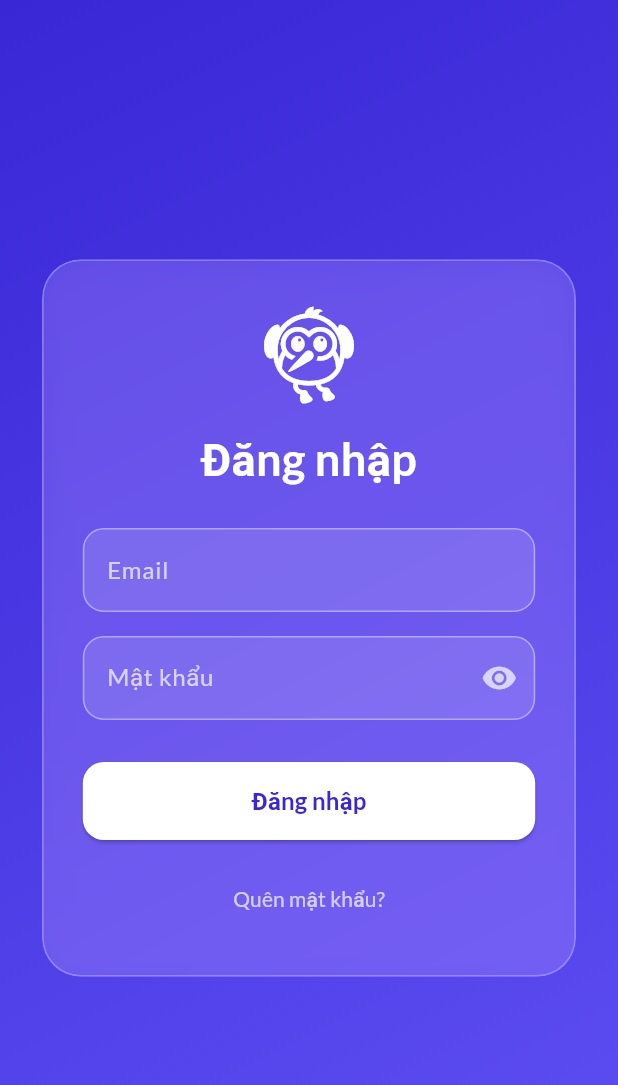
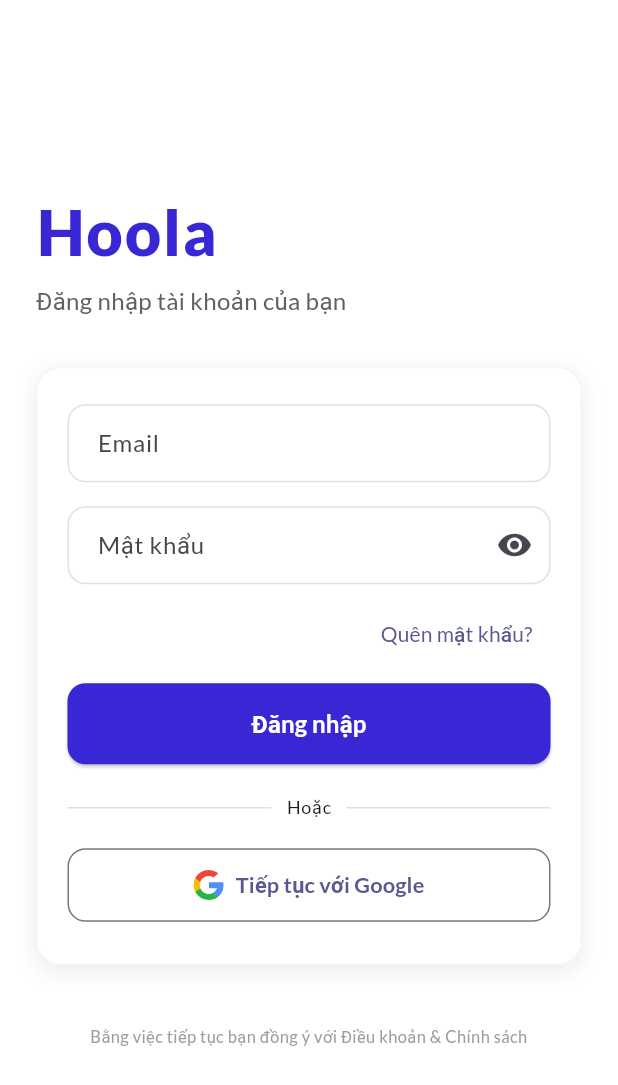
Before and after one commit to npnamdev/flutter-hoola-app-demo, a Flutter app: the screen it shows after launch, on a phone screen of 412 x 824 dp. Shown: the top 1085 px of the screen. Run offline on Flutter 3.47's test engine with Material 3 defaults, Android fonts, the phone set to English and light mode, and no system bars; our stand-ins replace flutter_lucide, flutter_riverpod, flutter_svg, go_router, google_fonts, iconsax_flutter and 1 more.

Commit message:
update login

```diff
--- a/lib/core/constants/app_svg_icons.dart
+++ b/lib/core/constants/app_svg_icons.dart
@@ -17,13 +17,20 @@ class AppSvgIcons {
       '''<svg xmlns="http://www.w3.org/2000/svg" width="200" height="200" viewBox="0 0 24 24" fill="#000000"><g fill="#000000"><path d="M12.75 6a.75.75 0 0 0-1.5 0v4a.75.75 0 0 0 1.5 0V6Z"/><path fill-rule="evenodd" d="M4.25 9a7.75 7.75 0 1 1 15.5 0v.704c0 .697.206 1.378.593 1.958l1.148 1.723c1.334 2 .316 4.718-2.003 5.35c-.755.206-1.517.38-2.284.523l-.002.005c-.769 2.052-2.824 3.487-5.202 3.487s-4.433-1.435-5.202-3.487l-.002-.005a28.47 28.47 0 0 1-2.284-.523c-2.319-.632-3.337-3.35-2.003-5.35l1.148-1.723a3.53 3.53 0 0 0 .593-1.958V9Zm4.373 10.537a28.46 28.46 0 0 0 6.753 0c-.71 1.021-1.947 1.713-3.376 1.713c-1.429 0-2.666-.692-3.377-1.713ZM12 2.75A6.25 6.25 0 0 0 5.75 9v.704a5.03 5.03 0 0 1-.845 2.79l-1.148 1.723a2.021 2.021 0 0 0 1.15 3.071a26.96 26.96 0 0 0 14.187 0a2.02 2.02 0 0 0 1.15-3.07l-1.15-1.724a5.03 5.03 0 0 1-.844-2.79V9A6.25 6.25 0 0 0 12 2.75Z" clip-rule="evenodd"/></g></svg>''';
   static const String user =
       '''<svg xmlns="http://www.w3.org/2000/svg" width="200" height="200" viewBox="0 0 24 24" fill="#000000"><g fill="#000000" fill-rule="evenodd" clip-rule="evenodd"><path d="M8.25 9a3.75 3.75 0 1 1 7.5 0a3.75 3.75 0 0 1-7.5 0ZM12 6.75a2.25 2.25 0 1 0 0 4.5a2.25 2.25 0 0 0 0-4.5Z"/><path d="M1.25 12C1.25 6.063 6.063 1.25 12 1.25S22.75 6.063 22.75 12S17.937 22.75 12 22.75S1.25 17.937 1.25 12ZM12 2.75a9.25 9.25 0 0 0-6.558 15.773c.18-.973.535-1.89 1.246-2.628C7.753 14.791 9.454 14.25 12 14.25c2.546 0 4.247.541 5.311 1.645c.712.738 1.066 1.655 1.247 2.629A9.25 9.25 0 0 0 12 2.75Zm5.194 16.905c-.102-1.212-.365-2.1-.962-2.719c-.65-.673-1.853-1.186-4.232-1.186c-2.379 0-3.582.513-4.232 1.186c-.597.62-.86 1.507-.962 2.72A9.207 9.207 0 0 0 12 21.25a9.208 9.208 0 0 0 5.194-1.595Z"/></g></svg>''';
+  static const String google =
+      '''<svg xmlns="http://www.w3.org/2000/svg" viewBox="0 0 512 512" id="google">
+  <path fill="#fbbb00" d="M113.47 309.408 95.648 375.94l-65.139 1.378C11.042 341.211 0 299.9 0 256c0-42.451 10.324-82.483 28.624-117.732h.014L86.63 148.9l25.404 57.644c-5.317 15.501-8.215 32.141-8.215 49.456.002 18.792 3.406 36.797 9.651 53.408z"></path>
+  <path fill="#518ef8" d="M507.527 208.176C510.467 223.662 512 239.655 512 256c0 18.328-1.927 36.206-5.598 53.451-12.462 58.683-45.025 109.925-90.134 146.187l-.014-.014-73.044-3.727-10.338-64.535c29.932-17.554 53.324-45.025 65.646-77.911h-136.89V208.176h245.899z"></path>
+  <path fill="#28b446" d="m416.253 455.624.014.014C372.396 490.901 316.666 512 256 512c-97.491 0-182.252-54.491-225.491-134.681l82.961-67.91c21.619 57.698 77.278 98.771 142.53 98.771 28.047 0 54.323-7.582 76.87-20.818l83.383 68.262z"></path>
+  <path fill="#f14336" d="m419.404 58.936-82.933 67.896C313.136 112.246 285.552 103.82 256 103.82c-66.729 0-123.429 42.957-143.965 102.724l-83.397-68.276h-.014C71.23 56.123 157.06 0 256 0c62.115 0 119.068 22.126 163.404 58.936z"></path>
+</svg>''';
 }
 
 class SvgIcon extends StatelessWidget {
   final String svg;
-  final Color color;
+  final Color? color; // nullable for multicolor svg
   final double size;
-  const SvgIcon(this.svg, {super.key, required this.color, this.size = 24});
+  const SvgIcon(this.svg, {super.key, this.color, this.size = 24});
 
   @override
   Widget build(BuildContext context) {
@@ -31,7 +38,7 @@ class SvgIcon extends StatelessWidget {
       svg,
       width: size,
       height: size,
-      colorFilter: ColorFilter.mode(color, BlendMode.srcIn),
+      colorFilter: color != null ? ColorFilter.mode(color!, BlendMode.srcIn) : null,
     );
   }
 }
--- a/lib/features/auth/data/auth_repository.dart
+++ b/lib/features/auth/data/auth_repository.dart
@@ -38,6 +38,17 @@ class AuthRepository {
     await prefs.setString(_keyUserEmail, email);
     return token;
   }
+
+  /// Mock Google login: giả lập chọn tài khoản Google (không SDK thật)
+  Future<String> loginWithGoogle() async {
+    await Future.delayed(const Duration(milliseconds: 650));
+    final fakeEmail = 'user.google@example.com';
+    final token = 'google_${DateTime.now().millisecondsSinceEpoch}';
+    final prefs = await SharedPreferences.getInstance();
+    await prefs.setString(_keyToken, token);
+    await prefs.setString(_keyUserEmail, fakeEmail);
+    return token;
+  }
 }
 
 class AuthException implements Exception {
--- a/lib/features/auth/presentation/pages/login_screen.dart
+++ b/lib/features/auth/presentation/pages/login_screen.dart
@@ -1,9 +1,12 @@
+// Simplified login screen (no glass, no gradient)
 import 'dart:ui';
 import 'package:flutter/material.dart';
 import 'package:flutter_riverpod/flutter_riverpod.dart';
 import 'package:go_router/go_router.dart';
 import 'package:google_fonts/google_fonts.dart';
 import '../../../../app/router.dart';
+import 'package:flutter_svg/flutter_svg.dart';
+import 'package:my_app/core/constants/app_svg_icons.dart';
 import '../../providers/auth_providers.dart';
 
 class LoginScreen extends ConsumerStatefulWidget {
@@ -18,6 +21,7 @@ class _LoginScreenState extends ConsumerState<LoginScreen> {
   final _emailController = TextEditingController();
   final _passwordController = TextEditingController();
   bool _obscure = true;
+  bool _googleLoading = false;
 
   @override
   void dispose() {
@@ -45,106 +49,178 @@ class _LoginScreenState extends ConsumerState<LoginScreen> {
     );
   }
 
+  Future<void> _loginWithGoogle() async {
+    if (_googleLoading) return;
+    setState(() => _googleLoading = true);
+    final controller = ref.read(loginControllerProvider.notifier);
+    await controller.loginWithGoogle();
+    final state = ref.read(loginControllerProvider);
+    state.when(
+      data: (_) {
+        if (!mounted) return;
+        context.go(AppRoutes.homeShell);
+      },
+      loading: () {},
+      error: (e, _) {
+        ScaffoldMessenger.of(context).showSnackBar(
+          SnackBar(content: Text(e.toString())),
+        );
+      },
+    );
+    if (mounted) setState(() => _googleLoading = false);
+  }
+
   @override
   Widget build(BuildContext context) {
     final loginState = ref.watch(loginControllerProvider);
     final isLoading = loginState.isLoading;
     return Scaffold(
-      body: Container(
-        decoration: const BoxDecoration(
-          gradient: LinearGradient(
-            colors: [Color(0xFF3927D6), Color(0xFF5E4FF3)],
-            begin: Alignment.topLeft,
-            end: Alignment.bottomRight,
-          ),
-        ),
-        child: Center(
-          child: SingleChildScrollView(
-            padding: const EdgeInsets.symmetric(horizontal: 28, vertical: 40),
-            child: ConstrainedBox(
-              constraints: const BoxConstraints(maxWidth: 420),
-              child: _glassCard(
-                child: Form(
-                  key: _formKey,
-                  child: Column(
-                    mainAxisSize: MainAxisSize.min,
-                    children: [
-                      const Icon(Icons.flutter_dash, size: 72, color: Colors.white),
-                      const SizedBox(height: 12),
-                      Text(
-                        'Đăng nhập',
-                        style: GoogleFonts.lato(
-                          fontSize: 30,
-                          fontWeight: FontWeight.bold,
-                          color: Colors.white,
-                        ),
+      backgroundColor: Colors.white,
+      body: Center(
+        child: SingleChildScrollView(
+          padding: const EdgeInsets.symmetric(horizontal: 24, vertical: 32),
+          child: ConstrainedBox(
+            constraints: const BoxConstraints(maxWidth: 430),
+            child: Column(
+              crossAxisAlignment: CrossAxisAlignment.start,
+              children: [
+                Text(
+                  'Hoola',
+                  style: GoogleFonts.lato(
+                    fontSize: 42,
+                    fontWeight: FontWeight.w800,
+                    color: const Color(0xFF3927D6),
+                    letterSpacing: 1.2,
+                  ),
+                ),
+                const SizedBox(height: 4),
+                Text(
+                  'Đăng nhập tài khoản của bạn',
+                  style: GoogleFonts.lato(
+                    fontSize: 16,
+                    color: Colors.grey[700],
+                  ),
+                ),
+                const SizedBox(height: 32),
+                Container(
+                  decoration: BoxDecoration(
+                    color: Colors.white,
+                    borderRadius: BorderRadius.circular(16),
+                    boxShadow: const [
+                      BoxShadow(
+                        color: Color(0x14000000),
+                        blurRadius: 12,
+                        offset: Offset(0, 4),
                       ),
-                      const SizedBox(height: 24),
+                    ],
+                    border: Border.all(color: Colors.grey.shade100),
+                  ),
+                  padding: const EdgeInsets.fromLTRB(20, 24, 20, 28),
+                  child: Form(
+                    key: _formKey,
+                    child: Column(
+                      children: [
                       TextFormField(
                         controller: _emailController,
                         keyboardType: TextInputType.emailAddress,
-                        decoration: _inputDecoration('Email'),
-                        validator: (v) => (v == null || v.isEmpty)
-                            ? 'Vui lòng nhập email'
-                            : null,
+                        decoration: _lightInput('Email'),
+                        validator: (v) => (v == null || v.isEmpty) ? 'Vui lòng nhập email' : null,
                       ),
                       const SizedBox(height: 16),
                       TextFormField(
                         controller: _passwordController,
                         obscureText: _obscure,
-                        decoration: _inputDecoration('Mật khẩu').copyWith(
+                        decoration: _lightInput('Mật khẩu').copyWith(
                           suffixIcon: IconButton(
-                            icon: Icon(
-                              _obscure ? Icons.visibility : Icons.visibility_off,
-                              color: Colors.white70,
-                            ),
+                            icon: Icon(_obscure ? Icons.visibility : Icons.visibility_off),
                             onPressed: () => setState(() => _obscure = !_obscure),
                           ),
                         ),
-                        validator: (v) => (v == null || v.isEmpty)
-                            ? 'Vui lòng nhập mật khẩu'
-                            : null,
+                        validator: (v) => (v == null || v.isEmpty) ? 'Vui lòng nhập mật khẩu' : null,
                       ),
-                      const SizedBox(height: 28),
+                      const SizedBox(height: 10),
+                      Align(
+                        alignment: Alignment.centerRight,
+                        child: TextButton(
+                          onPressed: isLoading ? null : () {},
+                          child: const Text('Quên mật khẩu?'),
+                        ),
+                      ),
+                      const SizedBox(height: 8),
                       SizedBox(
                         width: double.infinity,
                         child: ElevatedButton(
                           style: ElevatedButton.styleFrom(
-                            backgroundColor: Colors.white,
-                            foregroundColor: const Color(0xFF3927D6),
-                            padding: const EdgeInsets.symmetric(vertical: 14),
+                            backgroundColor: const Color(0xFF3927D6),
+                            foregroundColor: Colors.white,
+                            padding: const EdgeInsets.symmetric(vertical: 15),
                             shape: RoundedRectangleBorder(
-                              borderRadius: BorderRadius.circular(14),
+                              borderRadius: BorderRadius.circular(12),
                             ),
                           ),
-                          onPressed: isLoading ? null : _submit,
+                          onPressed: (isLoading || _googleLoading) ? null : _submit,
                           child: isLoading
                               ? const SizedBox(
                                   width: 22,
                                   height: 22,
-                                  child: CircularProgressIndicator(strokeWidth: 2),
+                                  child: CircularProgressIndicator(strokeWidth: 2, color: Colors.white),
                                 )
                               : const Text(
                                   'Đăng nhập',
-                                  style: TextStyle(
-                                    fontWeight: FontWeight.bold,
-                                    fontSize: 16,
-                                  ),
+                                  style: TextStyle(fontWeight: FontWeight.w600, fontSize: 16),
                                 ),
                         ),
                       ),
-                      const SizedBox(height: 16),
-                      TextButton(
-                        onPressed: isLoading ? null : () {},
-                        child: const Text(
-                          'Quên mật khẩu?',
-                          style: TextStyle(color: Colors.white70),
+                      const SizedBox(height: 20),
+                      Row(
+                        children: [
+                          Expanded(child: Container(height: 1, color: Colors.grey.shade300)),
+                          const Padding(
+                            padding: EdgeInsets.symmetric(horizontal: 10),
+                            child: Text('Hoặc', style: TextStyle(fontSize: 12, letterSpacing: .5)),
+                          ),
+                          Expanded(child: Container(height: 1, color: Colors.grey.shade300)),
+                        ],
+                      ),
+                      const SizedBox(height: 18),
+                      SizedBox(
+                        width: double.infinity,
+                        child: OutlinedButton.icon(
+                          style: OutlinedButton.styleFrom(
+                            padding: const EdgeInsets.symmetric(vertical: 14, horizontal: 14),
+                            shape: RoundedRectangleBorder(borderRadius: BorderRadius.circular(12)),
+                          ),
+                          onPressed: (isLoading || _googleLoading) ? null : _loginWithGoogle,
+                          icon: _googleLoading
+                              ? const SizedBox(
+                                  width: 18,
+                                  height: 18,
+                                  child: CircularProgressIndicator(strokeWidth: 2),
+                                )
+                              : SvgPicture.string(
+                                  AppSvgIcons.google,
+                                  width: 20,
+                                  height: 20,
+                                ),
+                          label: Text(
+                            _googleLoading ? 'Đang xử lý...' : 'Tiếp tục với Google',
+                            style: const TextStyle(fontWeight: FontWeight.w600, fontSize: 14.5),
+                          ),
                         ),
                       ),
-                    ],
+                      ],
+                    ),
                   ),
                 ),
-              ),
+                const SizedBox(height: 40),
+                Center(
+                  child: Text(
+                    'Bằng việc tiếp tục bạn đồng ý với Điều khoản & Chính sách',
+                    style: TextStyle(color: Colors.grey[500], fontSize: 11),
+                    textAlign: TextAlign.center,
+                  ),
+                ),
+              ],
             ),
           ),
         ),
@@ -152,53 +228,31 @@ class _LoginScreenState extends ConsumerState<LoginScreen> {
     );
   }
 
-  InputDecoration _inputDecoration(String label) {
+
+  // Old glass & glow helpers removed for simplified UI
+
+  InputDecoration _lightInput(String label) {
     return InputDecoration(
       labelText: label,
-      labelStyle: const TextStyle(color: Colors.white70),
+      floatingLabelBehavior: FloatingLabelBehavior.auto,
+      border: OutlineInputBorder(borderRadius: BorderRadius.circular(12)),
       enabledBorder: OutlineInputBorder(
-        borderRadius: BorderRadius.circular(14),
-        borderSide: BorderSide(color: Colors.white.withOpacity(0.4)),
+        borderRadius: BorderRadius.circular(12),
+        borderSide: BorderSide(color: Colors.grey.shade300),
       ),
       focusedBorder: OutlineInputBorder(
-        borderRadius: BorderRadius.circular(14),
-        borderSide: const BorderSide(color: Colors.white, width: 1.4),
+        borderRadius: BorderRadius.circular(12),
+        borderSide: const BorderSide(color: Color(0xFF3927D6), width: 1.4),
       ),
       errorBorder: OutlineInputBorder(
-        borderRadius: BorderRadius.circular(14),
+        borderRadius: BorderRadius.circular(12),
         borderSide: const BorderSide(color: Colors.redAccent),
       ),
       focusedErrorBorder: OutlineInputBorder(
-        borderRadius: BorderRadius.circular(14),
+        borderRadius: BorderRadius.circular(12),
         borderSide: const BorderSide(color: Colors.redAccent, width: 1.4),
       ),
-      filled: true,
-      fillColor: Colors.white.withOpacity(0.12),
-    );
-  }
-
-  Widget _glassCard({required Widget child}) {
-    return ClipRRect(
-      borderRadius: BorderRadius.circular(26),
-      child: BackdropFilter(
-        filter: ImageFilter.blur(sigmaX: 20, sigmaY: 20),
-        child: Container(
-          padding: const EdgeInsets.all(26),
-          decoration: BoxDecoration(
-            color: Colors.white.withOpacity(0.12),
-            borderRadius: BorderRadius.circular(26),
-            border: Border.all(color: Colors.white.withOpacity(0.25), width: 1.2),
-            boxShadow: [
-              BoxShadow(
-                color: Colors.deepPurpleAccent.withOpacity(0.25),
-                blurRadius: 18,
-                spreadRadius: 4,
-              ),
-            ],
-          ),
-          child: child,
-        ),
-      ),
+      contentPadding: const EdgeInsets.symmetric(horizontal: 16, vertical: 14),
     );
   }
 }
```
Also changed, not shown: lib/core/constants/app_shadows.dart (added, +39 -0 lines), lib/features/auth/providers/auth_providers.dart (+10 -0 lines), lib/features/profile/presentation/pages/profile_screen.dart (+43 -2 lines).
